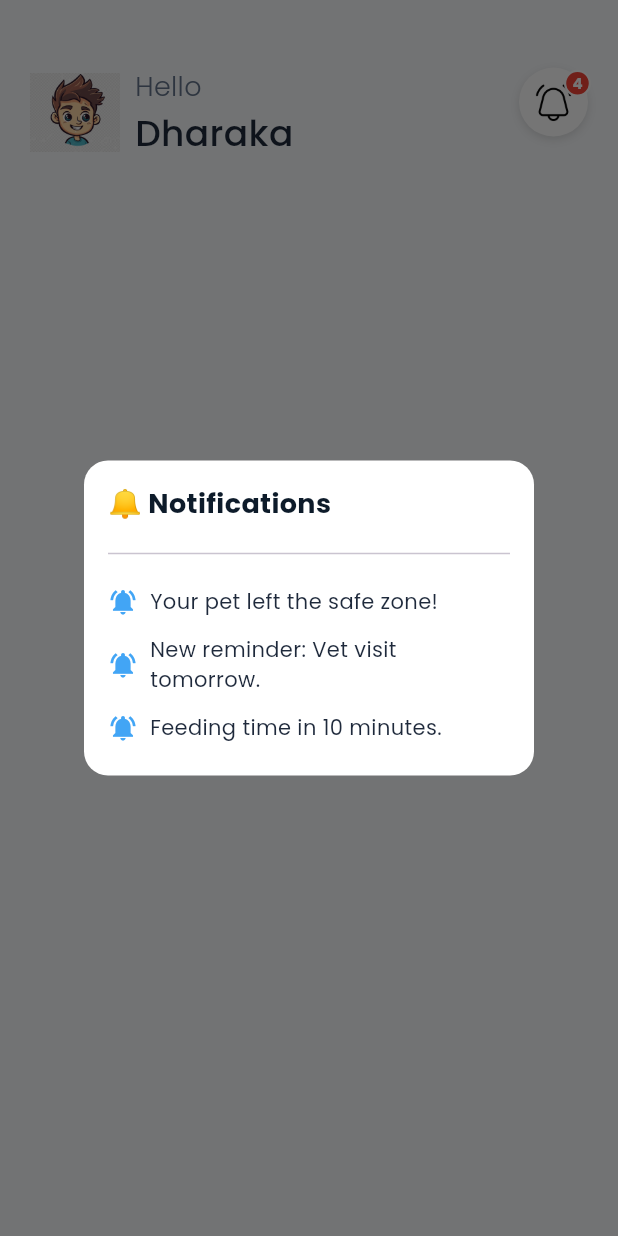
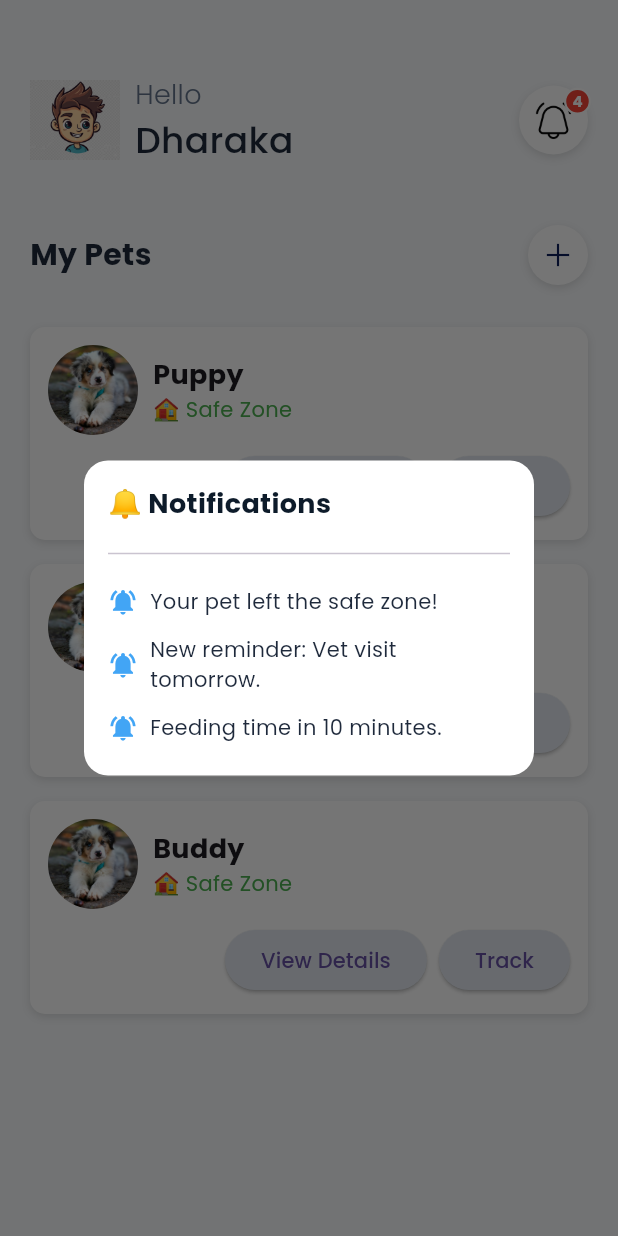
Before and after one commit to DHARAKA-METH/kazu, a Flutter app: the screen it shows after launch, after a tap on an icon or button, on a phone screen of 412 x 824 dp. Run offline on Flutter 3.47's test engine with Material 3 defaults, Android fonts, the light colour scheme and no system bars; our stand-ins replace google_fonts.

Commit message:
implement pet cart

```diff
--- /dev/null
+++ b/lib/views/components/pet_card.dart
@@ -0,0 +1,87 @@
+import 'package:flutter/material.dart';
+import 'package:kazu/constants/app_colors.dart';
+
+class PetCard extends StatelessWidget {
+  final String name;
+  final String imagePath;
+  final bool isInsideSafeZone;
+
+  const PetCard({
+    super.key,
+    required this.name,
+    this.imagePath = 'assets/images/dog1.png',
+    required this.isInsideSafeZone,
+  });
+
+  @override
+  Widget build(BuildContext context) {
+    return Container(
+      padding: const EdgeInsets.all(12),
+      margin: const EdgeInsets.symmetric(vertical: 8),
+      decoration: BoxDecoration(
+        color: Colors.white,
+        borderRadius: BorderRadius.circular(10),
+        boxShadow: const [
+          BoxShadow(color: Colors.black12, blurRadius: 4, offset: Offset(0, 2)),
+        ],
+      ),
+      child: Column(
+        children: [
+          Row(
+            children: [
+              ClipRRect(
+                borderRadius: BorderRadius.circular(30),
+                child: Image.asset(
+                  imagePath,
+                  width: 60,
+                  height: 60,
+                  fit: BoxFit.cover,
+                ),
+              ),
+              const SizedBox(width: 10),
+              Column(
+                crossAxisAlignment: CrossAxisAlignment.start,
+                children: [
+                  Text(
+                    name,
+                    style: const TextStyle(
+                      fontSize: 18,
+                      fontWeight: FontWeight.bold,
+                    ),
+                  ),
+                  Text(
+                    isInsideSafeZone ? '🏠 Safe Zone' : '⚠️ Outside Zone',
+                    style: TextStyle(
+                      color: isInsideSafeZone ? Colors.green : Colors.red,
+                    ),
+                  ),
+                ],
+              ),
+            ],
+          ),
+          const SizedBox(height: 10),
+          Row(
+            mainAxisAlignment: MainAxisAlignment.end,
+            children: [
+              ElevatedButton(
+                onPressed: () {},
+                style: ElevatedButton.styleFrom(
+                  backgroundColor: AppColors.divider,
+                ),
+                child: const Text('View Details'),
+              ),
+              const SizedBox(width: 8),
+              ElevatedButton(
+                onPressed: () {},
+                style: ElevatedButton.styleFrom(
+                  backgroundColor: AppColors.divider,
+                ),
+                child: const Text('Track'),
+              ),
+            ],
+          ),
+        ],
+      ),
+    );
+  }
+}
--- a/lib/views/home_page.dart
+++ b/lib/views/home_page.dart
@@ -1,5 +1,6 @@
 import 'package:flutter/material.dart';
 import 'package:kazu/constants/app_colors.dart';
+import 'package:kazu/views/components/pet_card.dart';
 
 class HomePage extends StatefulWidget {
   const HomePage({super.key});
@@ -9,31 +10,43 @@ class HomePage extends StatefulWidget {
 }
 
 class _HomePageState extends State<HomePage> {
-  // User name to display
   final String userName = "Dharaka";
-
-  // Number of unread notifications
   final String notificationCount = "4";
 
-  // 🔔 Function to show notification panel on tap
+  // Example pets array
+  final List<Map<String, dynamic>> pets = [
+    {
+      'name': 'Puppy',
+      'image': 'assets/images/avators.png',
+      'isInsideSafeZone': true,
+    },
+    {
+      'name': 'Kitty',
+      'image': 'assets/images/avators.png',
+      'isInsideSafeZone': false,
+    },
+    {
+      'name': 'Buddy',
+      'image': 'assets/images/avators.png',
+      'isInsideSafeZone': true,
+    },
+  ];
+
+  // 🔔 Show notification panel
   void _showNotificationPanel() {
     showDialog(
       context: context,
-      barrierDismissible: true, // Allows tapping outside to close
-      builder: (context) {
-        return Dialog(
+      barrierDismissible: true,
+      builder: (context) => Dialog(
         backgroundColor: Colors.white,
-          shape: RoundedRectangleBorder(
-            borderRadius: BorderRadius.circular(16), // Rounded corners
-          ),
+        shape: RoundedRectangleBorder(borderRadius: BorderRadius.circular(16)),
         child: Container(
           width: 300,
           padding: const EdgeInsets.all(16),
           child: Column(
-              mainAxisSize: MainAxisSize.min, // Wrap content
+            mainAxisSize: MainAxisSize.min,
             crossAxisAlignment: CrossAxisAlignment.start,
             children: [
-                // Panel title
               const Text(
                 '🔔 Notifications',
                 style: TextStyle(
@@ -43,21 +56,19 @@ class _HomePageState extends State<HomePage> {
                 ),
               ),
               const SizedBox(height: 12),
-                const Divider(), // Divider line
+              const Divider(),
               const SizedBox(height: 8),
-                // List of notifications
               _buildNotificationItem('Your pet left the safe zone!'),
               _buildNotificationItem('New reminder: Vet visit tomorrow.'),
               _buildNotificationItem('Feeding time in 10 minutes.'),
             ],
           ),
         ),
-        );
-      },
+      ),
     );
   }
 
-  // 📨 Builds a single notification item with icon and text
+  // Notification item builder
   static Widget _buildNotificationItem(String text) {
     return Padding(
       padding: const EdgeInsets.symmetric(vertical: 6),
@@ -65,15 +76,12 @@ class _HomePageState extends State<HomePage> {
         children: [
           const Icon(
             Icons.notifications_active,
-            color: Color(0xFF42A5F5), // Blue icon
+            color: Color(0xFF42A5F5),
             size: 20,
           ),
           const SizedBox(width: 8),
           Expanded(
-            child: Text(
-              text,
-              style: const TextStyle(color: Color(0xFF1E293B)), // Dark text
-            ),
+            child: Text(text, style: const TextStyle(color: Color(0xFF1E293B))),
           ),
         ],
       ),
@@ -83,17 +91,18 @@ class _HomePageState extends State<HomePage> {
   @override
   Widget build(BuildContext context) {
     return Scaffold(
-      backgroundColor: AppColors.background, // Dark background
-      body: Padding(
-        padding: const EdgeInsets.symmetric(horizontal: 20.0, vertical: 45.0),
-        child: Row(
-          mainAxisAlignment: MainAxisAlignment.spaceBetween, // Space between avatar and bell
+      backgroundColor: AppColors.background,
+      body: SingleChildScrollView(
+        padding: const EdgeInsets.symmetric(horizontal: 20, vertical: 50),
+        child: Column(
           crossAxisAlignment: CrossAxisAlignment.start,
-
           children: [
-            // 👤 Left side: Avatar + Greeting
+            // --- Top Bar ---
             Row(
-              crossAxisAlignment: CrossAxisAlignment.start,
+              mainAxisAlignment: MainAxisAlignment.spaceBetween,
+              children: [
+                // Avatar + Greeting
+                Row(
                   children: [
                     Image.asset(
                       'assets/images/avators.png',
@@ -105,7 +114,7 @@ class _HomePageState extends State<HomePage> {
                       crossAxisAlignment: CrossAxisAlignment.start,
                       children: [
                         const Text(
-                      "Hello",
+                          'Hello',
                           style: TextStyle(
                             color: AppColors.textSecondary,
                             fontSize: 18,
@@ -125,18 +134,17 @@ class _HomePageState extends State<HomePage> {
                   ],
                 ),
 
-            // 🔔 Right side: Notification bell with badge
+                // Notification Bell
                 GestureDetector(
-              onTap: _showNotificationPanel, // Opens notification panel
+                  onTap: _showNotificationPanel,
                   child: Stack(
-                clipBehavior: Clip.none, // Allows badge to overflow
+                    clipBehavior: Clip.none,
                     children: [
-                  // Circular bell button
                       Container(
                         width: 46,
                         height: 46,
                         decoration: const BoxDecoration(
-                      color: Colors.white, // White background
+                          color: Colors.white,
                           shape: BoxShape.circle,
                           boxShadow: [
                             BoxShadow(
@@ -154,20 +162,19 @@ class _HomePageState extends State<HomePage> {
                           ),
                         ),
                       ),
-
-                  // 🔴 Red badge showing unread count
+                      // Badge
                       Positioned(
                         top: -2,
                         right: -2,
                         child: Container(
                           padding: const EdgeInsets.all(4),
                           decoration: BoxDecoration(
-                        color: Colors.red, // Badge color
+                            color: Colors.red,
                             shape: BoxShape.circle,
-                        border: Border.all(color: Colors.white, width: 1.5), // White border
+                            border: Border.all(color: Colors.white, width: 1.5),
                           ),
                           child: Text(
-                        notificationCount, // Badge number
+                            notificationCount,
                             style: const TextStyle(
                               color: Colors.white,
                               fontSize: 10,
@@ -175,9 +182,68 @@ class _HomePageState extends State<HomePage> {
                             ),
                           ),
                         ),
-                  )
+                      ),
                     ],
                   ),
+                ),
+              ],
+            ),
+
+            const SizedBox(height: 40),
+
+            // --- Section Header ---
+            Row(
+              mainAxisAlignment: MainAxisAlignment.spaceBetween,
+              children: [
+                const Text(
+                  'My Pets',
+                  style: TextStyle(
+                    color: AppColors.textPrimary,
+                    fontSize: 20,
+                    fontWeight: FontWeight.bold,
+                  ),
+                ),
+                GestureDetector(
+                  onTap: () {},
+                  child: Container(
+                    width: 40,
+                    height: 40,
+                    decoration: const BoxDecoration(
+                      color: Colors.white,
+                      shape: BoxShape.circle,
+                      boxShadow: [
+                        BoxShadow(
+                          color: Colors.black12,
+                          blurRadius: 4,
+                          offset: Offset(0, 2),
+                        ),
+                      ],
+                    ),
+                    child: Center(
+                      child: Image.asset(
+                        'assets/images/icons8-plus-48.png',
+                        width: 18,
+                        height: 18,
+                      ),
+                    ),
+                  ),
+                ),
+              ],
+            ),
+
+            const SizedBox(height: 20),
+
+            // --- Pet Cards List ---
+            Column(
+              children: pets
+                  .map(
+                    (pet) => PetCard(
+                      name: pet['name'],
+                      isInsideSafeZone: pet['isInsideSafeZone'],
+                      // imagePath: pet['image'],
+                    ),
+                  )
+                  .toList(),
             ),
           ],
         ),
```
Also changed, not shown: assets/images/dog1.png (added), assets/images/icons8-plus-48.png (added). Lines whose indentation alone changed are shown as unchanged.
